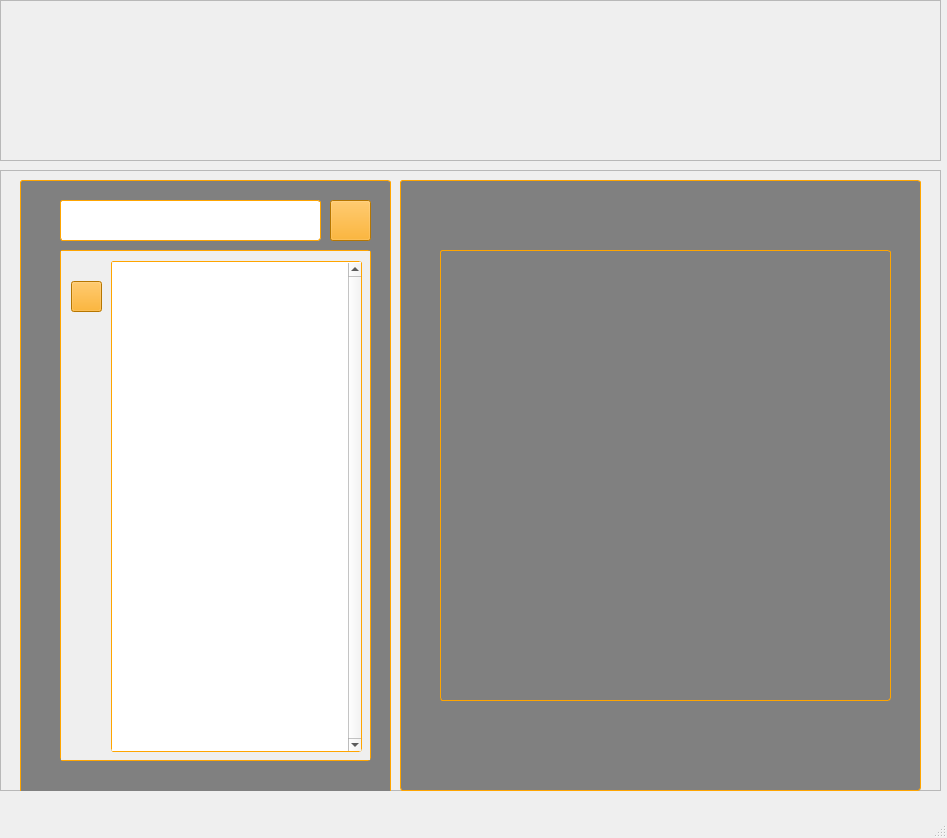
Above: GUI/Добрый_Сокол_GUI.ui from RindraMbolamananamalala/Dobryy-Sokil before the change. Below: the same form after it.
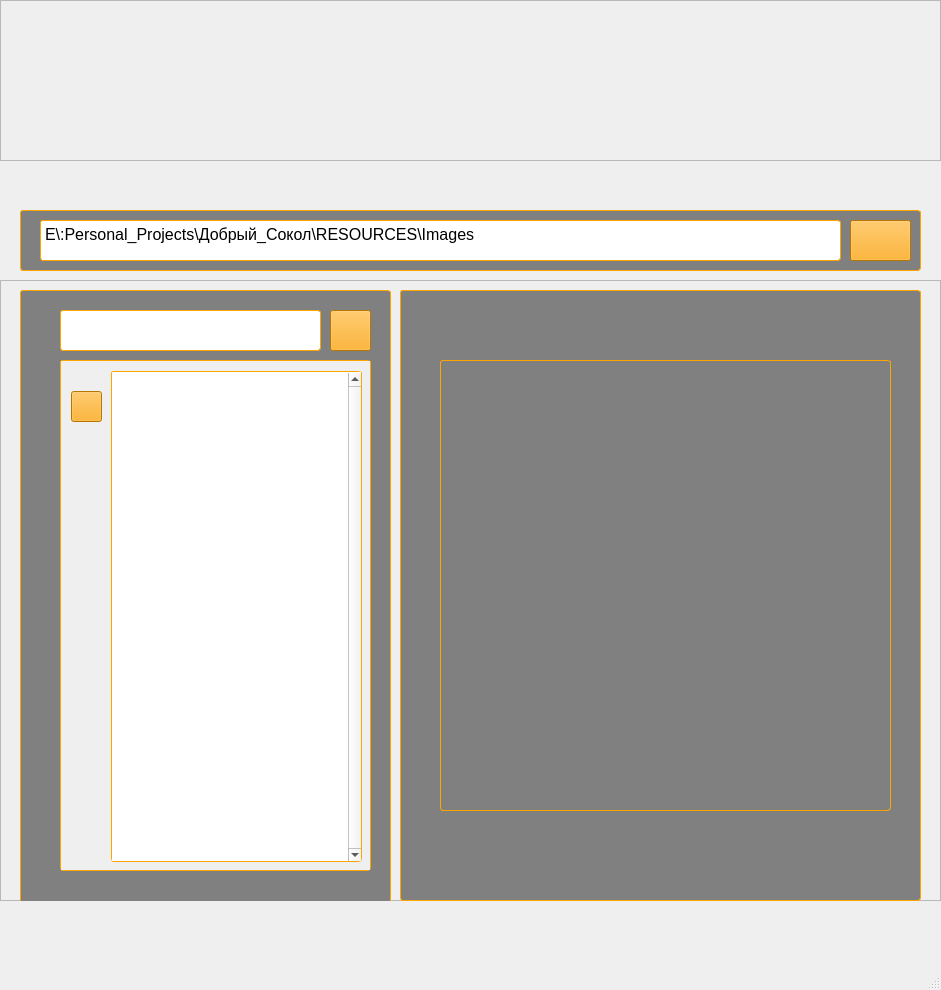
That is the form after the change. Icons and pictures are not drawn.

Commit message: Adding a GUI part dedicated to the Root Folder for the Research

```diff
--- a/GUI/Добрый_Сокол_GUI.ui
+++ b/GUI/Добрый_Сокол_GUI.ui
@@ -7,10 +7,16 @@
    <rect>
     <x>0</x>
     <y>0</y>
-    <width>947</width>
-    <height>838</height>
+    <width>941</width>
+    <height>990</height>
    </rect>
   </property>
+  <property name="font">
+   <font>
+    <family>8514oem</family>
+    <pointsize>12</pointsize>
+   </font>
+  </property>
   <property name="windowTitle">
    <string>MainWindow</string>
   </property>
@@ -61,7 +67,7 @@
     <property name="geometry">
      <rect>
       <x>0</x>
-      <y>170</y>
+      <y>280</y>
       <width>941</width>
       <height>621</height>
      </rect>
@@ -747,6 +753,92 @@
      </widget>
     </widget>
    </widget>
+   <widget class="QFrame" name="container_root_folder_for_the_research">
+    <property name="geometry">
+     <rect>
+      <x>20</x>
+      <y>210</y>
+      <width>901</width>
+      <height>61</height>
+     </rect>
+    </property>
+    <property name="styleSheet">
+     <string notr="true">QFrame{
+	background-color: gray;
+	border-width: 1;
+	border-radius: 3;
+	border-style: solid;
+	border-color: orange;
+}</string>
+    </property>
+    <property name="frameShape">
+     <enum>QFrame::StyledPanel</enum>
+    </property>
+    <property name="frameShadow">
+     <enum>QFrame::Raised</enum>
+    </property>
+    <widget class="QPlainTextEdit" name="root_folder_browser">
+     <property name="geometry">
+      <rect>
+       <x>20</x>
+       <y>10</y>
+       <width>801</width>
+       <height>41</height>
+      </rect>
+     </property>
+     <property name="font">
+      <font>
+       <family>Arial</family>
+       <pointsize>12</pointsize>
+      </font>
+     </property>
+     <property name="styleSheet">
+      <string notr="true">QPlainTextEdit
+{
+	background-color:white;
+	border-width: 1;
+	border-radius: 3;
+	border-style: solid;
+	border-color: orange;
+}</string>
+     </property>
+     <property name="readOnly">
+      <bool>true</bool>
+     </property>
+     <property name="plainText">
+      <string>E\:Personal_Projects\Добрый_Сокол\RESOURCES\Images</string>
+     </property>
+    </widget>
+    <widget class="QPushButton" name="button_open_root_folder_browser">
+     <property name="geometry">
+      <rect>
+       <x>830</x>
+       <y>10</y>
+       <width>61</width>
+       <height>41</height>
+      </rect>
+     </property>
+     <property name="cursor">
+      <cursorShape>PointingHandCursor</cursorShape>
+     </property>
+     <property name="toolTip">
+      <string>Root folder</string>
+     </property>
+     <property name="styleSheet">
+      <string notr="true">QPushButton
+{
+	background-color : orange;
+}</string>
+     </property>
+     <property name="text">
+      <string/>
+     </property>
+     <property name="icon">
+      <iconset>
+       <normaloff>../RESOURCES/Images/root_folder_button.png</normaloff>../RESOURCES/Images/root_folder_button.png</iconset>
+     </property>
+    </widget>
+   </widget>
   </widget>
   <widget class="QMenuBar" name="menubar">
    <property name="geometry">
```
Left out of the diff: 2 changed lines with no effect on the pictures. The commit also changes 28 other files.
